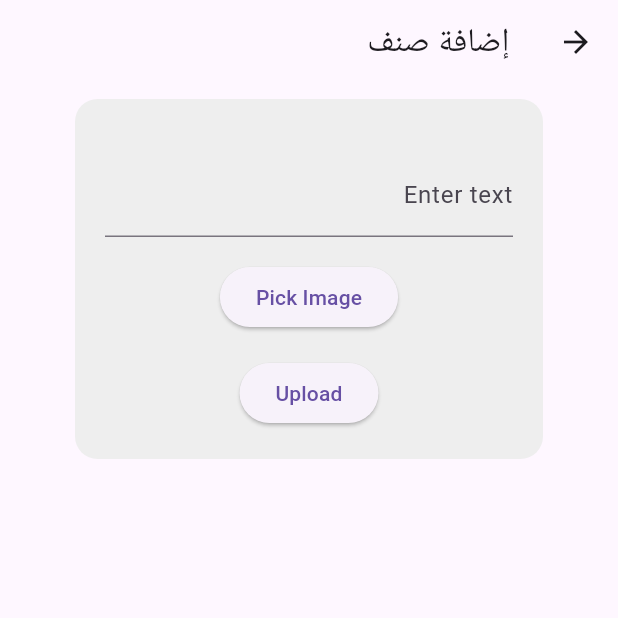
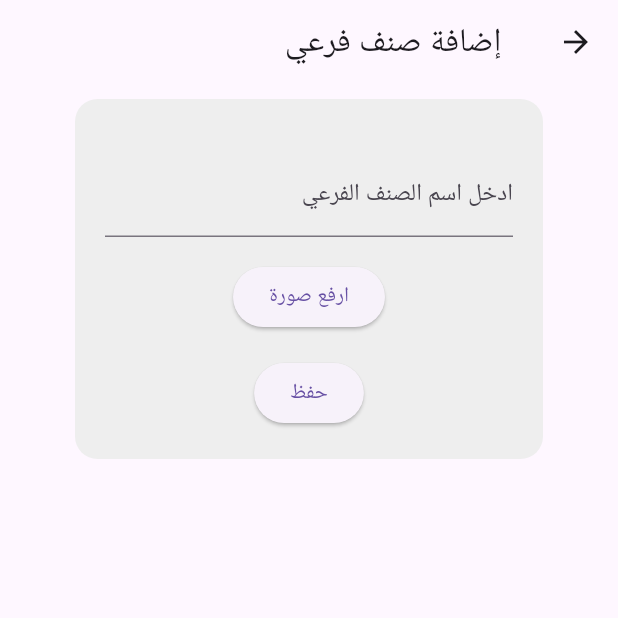
Before and after one commit to MaramKhateeb22/smile_shope_dash_board, a Flutter app: the AddSubCategoryView screen opened directly with empty values, on a phone screen of 412 x 824 dp, the top half of it. Run offline on Flutter 3.47's test engine with Material 3 defaults, Android fonts, the light colour scheme and no system bars; our stand-ins replace bloc, dartz, dio, dotted_border, firebase_core, flutter_bloc and 5 more; accounts and stored records are empty; network calls fail; key blocks and very long unbroken strings in the code were emptied for the run.

Commit message:
edit category title and image

```diff
--- a/lib/Features/category/presentation/views/widgets/add_category_main_view._body.dart
+++ b/lib/Features/category/presentation/views/widgets/add_category_main_view._body.dart
@@ -122,7 +122,7 @@ class _AddCategoryMainViewBodyState extends State<AddCategoryMainViewBody> {
       builder: (context, state) {
         return Scaffold(
           appBar: AppBar(
-            title: const Text('إضافة صنف '),
+            title: const Text('إضافة صنف رئيسي   '),
           ),
           body: SingleChildScrollView(
             child: Center(
--- a/lib/Features/category/presentation/views/widgets/add_sub_category_view.dart
+++ b/lib/Features/category/presentation/views/widgets/add_sub_category_view.dart
@@ -1,4 +1,3 @@
-
 import 'dart:convert';
 import 'dart:io';
 
@@ -13,7 +12,7 @@ import 'package:smile_shope_dash_board/Features/category/presentation/manager/ca
 import 'package:smile_shope_dash_board/Features/category/presentation/manager/category_state.dart';
 
 class AddSubCategoryView extends StatefulWidget {
-   AddSubCategoryView({super.key,required this.categoryId});
+  AddSubCategoryView({super.key, required this.categoryId});
   String categoryId;
   @override
   State<AddSubCategoryView> createState() => _AddSubCategoryViewState();
@@ -45,15 +44,11 @@ class _AddSubCategoryViewState extends State<AddSubCategoryView> {
     });
 
     try {
-
-      final bytes =
-
-      await _image!.readAsBytes();
+      final bytes = await _image!.readAsBytes();
       final String base64Image = base64Encode(bytes);
 
       // إعداد البيانات لإرسالها إلى الـ API
       final String title = _textController.text;
-
 
       if (title.isEmpty) {
         print(' t tnull');
@@ -65,26 +60,27 @@ class _AddSubCategoryViewState extends State<AddSubCategoryView> {
       final Map<String, dynamic> data = {
         'title2': title,
         'image2': base64Image,
-        'category_id':'15'
+        'category_id': widget.categoryId
         // widget.categoryId,
-
       };
+      print('the category id is : ${widget.categoryId}');
       const String username = '11184828';
       const String password = '60-dayfreetrial';
       // التأكد من أن البيانات التي نرسلها صحيحة
       print('Data being sent to the API: $data');
 
       // إرسال البيانات إلى الـ API
-      const String apiUrl = 'http://yomnabaksmawi-001-site1.ltempurl.com/api/subcategory/add';
+      const String apiUrl =
+          'http://yomnabaksmawi-001-site1.ltempurl.com/api/subcategory/add';
       final response = await http.post(
         Uri.parse(apiUrl),
         // headers: {'Content-Type': 'application/json'},
         headers: {
           'Content-Type': 'application/json',
-          'Authorization': 'Basic ' + base64Encode(utf8.encode('$username:$password')),
+          'Authorization':
+              'Basic ' + base64Encode(utf8.encode('$username:$password')),
         },
-        body:
-        jsonEncode(data),
+        body: jsonEncode(data),
       );
 
       setState(() {
@@ -108,14 +104,14 @@ class _AddSubCategoryViewState extends State<AddSubCategoryView> {
   Widget build(BuildContext context) {
     return BlocConsumer<CategoryCubit, CategoryState>(
       listener: (context, state) {
-        if (state is AddCategorySuccess) {
+        if (state is AddSubCategorySuccess) {
           context.replace('/category_main_all_body');
         }
       },
       builder: (context, state) {
         return Scaffold(
           appBar: AppBar(
-            title: const Text('إضافة صنف '),
+            title: const Text(' إضافة صنف فرعي'),
           ),
           body: SingleChildScrollView(
             child: Center(
@@ -136,9 +132,11 @@ class _AddSubCategoryViewState extends State<AddSubCategoryView> {
                               ? FutureBuilder(
                                   future: _image!.readAsBytes(),
                                   builder: (context, snapshot) {
-                              if (snapshot.connectionState == ConnectionState.done) {
+                                    if (snapshot.connectionState ==
+                                        ConnectionState.done) {
                                       if (snapshot.hasError) {
-                                  return const Text("Error loading image");
+                                        return const Text(
+                                            "Error loading image");
                                       }
                                       final bytes = snapshot.data as Uint8List;
                                       return Image.memory(bytes);
@@ -152,21 +150,22 @@ class _AddSubCategoryViewState extends State<AddSubCategoryView> {
                         TextField(
                           controller: _textController,
                           decoration: const InputDecoration(
-                            labelText: 'Enter text',
+                            labelText: 'ادخل اسم الصنف الفرعي',
                           ),
                         ),
                         const SizedBox(height: 16.0),
                         ElevatedButton(
                           onPressed: _pickImage,
-                          child: const Text('Pick Image'),
+                          child: const Text('ارفع صورة'),
                         ),
                         const SizedBox(height: 16.0),
                         ElevatedButton(
-                          onPressed: ()async{
+                          onPressed: () async {
                             _uploadImage();
-
                           },
-                          child: _isLoading ? const CircularProgressIndicator() : const Text('Upload'),
+                          child: _isLoading
+                              ? const CircularProgressIndicator()
+                              : const Text('حفظ'),
                         ),
                         if (_response != null) ...[
                           const SizedBox(height: 16.0),
--- a/lib/core/widgets/row_with_icons_for_card_product_or_category.dart
+++ b/lib/core/widgets/row_with_icons_for_card_product_or_category.dart
@@ -88,11 +88,12 @@ class _RowWithIconsState extends State<RowWithIcons> {
               context.goNamed(
                 'edit_category_main_view_body',
                 pathParameters: {
-                  'category_id': widget.title!,
+                  'category_id': widget.id.toString(),
                   'category_image': widget.image!,
                   'category_title': widget.title!,
                 },
               );
+              print('the id is:' + '${widget.id}');
               // buildShwoDialogEdit(
               // context, widget.id.toString(), widget.image!, widget.title!);
             },
```
Also changed, not shown: lib/Features/category/presentation/manager/category_state.dart (+12 -0 lines), lib/Features/category/presentation/views/function/edit_category_title.dart (+18 -49 lines), lib/Features/category/presentation/views/widgets/category_card_widget.dart (+3 -4 lines). Lines whose indentation alone changed are shown as unchanged.
